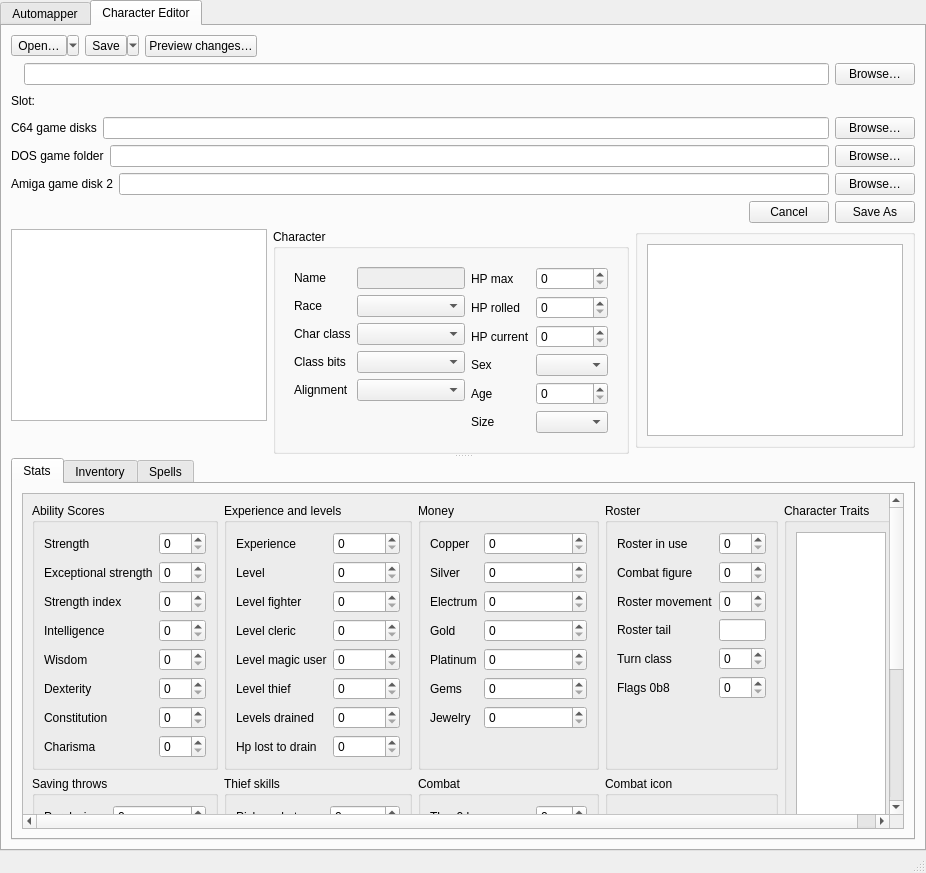
This is wish/window.ui in malcyon/wish as Qt 5 draws it before an edit. The edited form follows.
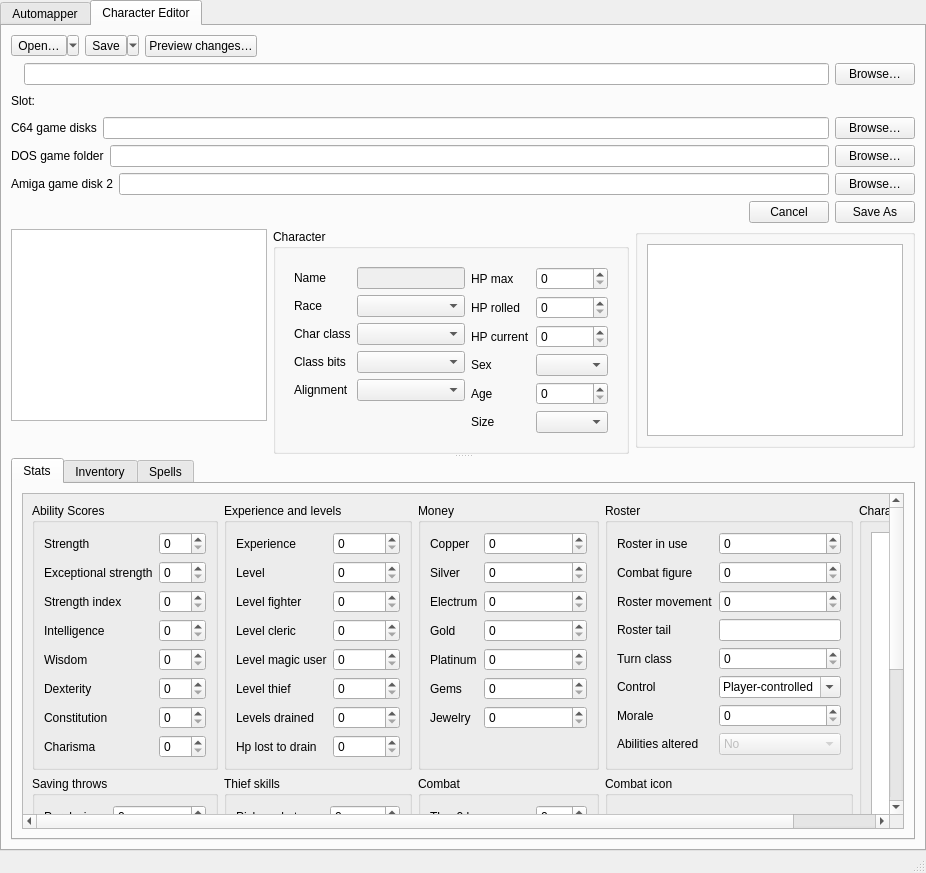
This is the edited form. The open tabs and pages were chosen to show the change. Custom widgets are drawn as their Qt base class.

Commit message: Replace the raw Flags 0b8 field with Control, Morale and Abilities-altered fields on the Character Editor sheet (closes #623)

Diff of the .ui file:
```diff
--- a/wish/window.ui
+++ b/wish/window.ui
@@ -2449,18 +2449,69 @@
                    <item row="5" column="0">
                     <widget class="QLabel" name="label_flags_0b8">
                      <property name="text">
-                      <string>Flags 0b8</string>
+                      <string>Control</string>
                      </property>
                     </widget>
                    </item>
                    <item row="5" column="1">
-                    <widget class="QSpinBox" name="field_flags_0b8">
+                    <widget class="QComboBox" name="control_combo">
+                     <property name="editable">
+                      <bool>true</bool>
+                     </property>
+                     <item>
+                      <property name="text">
+                       <string>Player-controlled</string>
+                      </property>
+                     </item>
+                     <item>
+                      <property name="text">
+                       <string>Game-controlled</string>
+                      </property>
+                     </item>
+                    </widget>
+                   </item>
+                   <item row="6" column="0">
+                    <widget class="QLabel" name="label_morale">
+                     <property name="text">
+                      <string>Morale</string>
+                     </property>
+                    </widget>
+                   </item>
+                   <item row="6" column="1">
+                    <widget class="QSpinBox" name="morale_spin">
                      <property name="minimum">
                       <number>0</number>
                      </property>
                      <property name="maximum">
-                      <number>255</number>
+                      <number>100</number>
                      </property>
+                     <property name="singleStep">
+                      <number>2</number>
+                     </property>
+                    </widget>
+                   </item>
+                   <item row="7" column="0">
+                    <widget class="QLabel" name="label_abilities_altered">
+                     <property name="text">
+                      <string>Abilities altered</string>
+                     </property>
+                    </widget>
+                   </item>
+                   <item row="7" column="1">
+                    <widget class="QComboBox" name="abilities_altered_combo">
+                     <property name="enabled">
+                      <bool>false</bool>
+                     </property>
+                     <item>
+                      <property name="text">
+                       <string>No</string>
+                      </property>
+                     </item>
+                     <item>
+                      <property name="text">
+                       <string>Yes</string>
+                      </property>
+                     </item>
                     </widget>
                    </item>
                   </layout>
```
Left out of the diff: 2 changed lines with no effect on the pictures. The commit also changes 13 other files.
